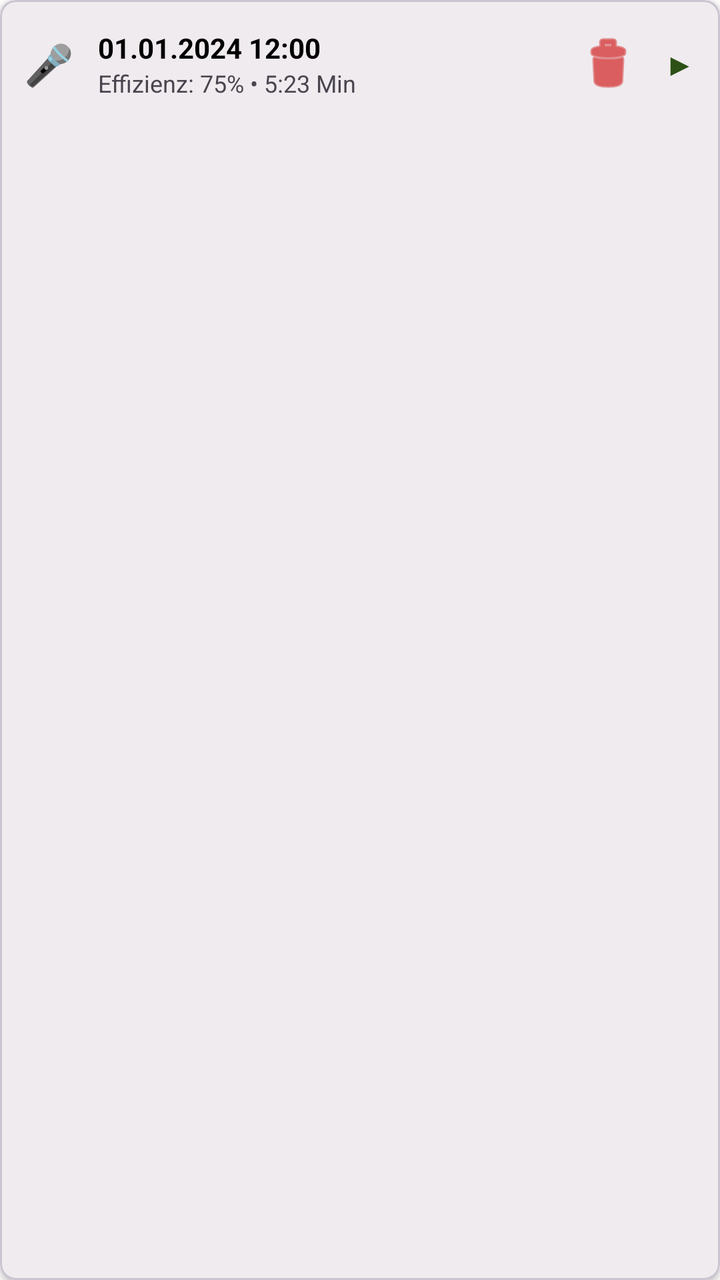
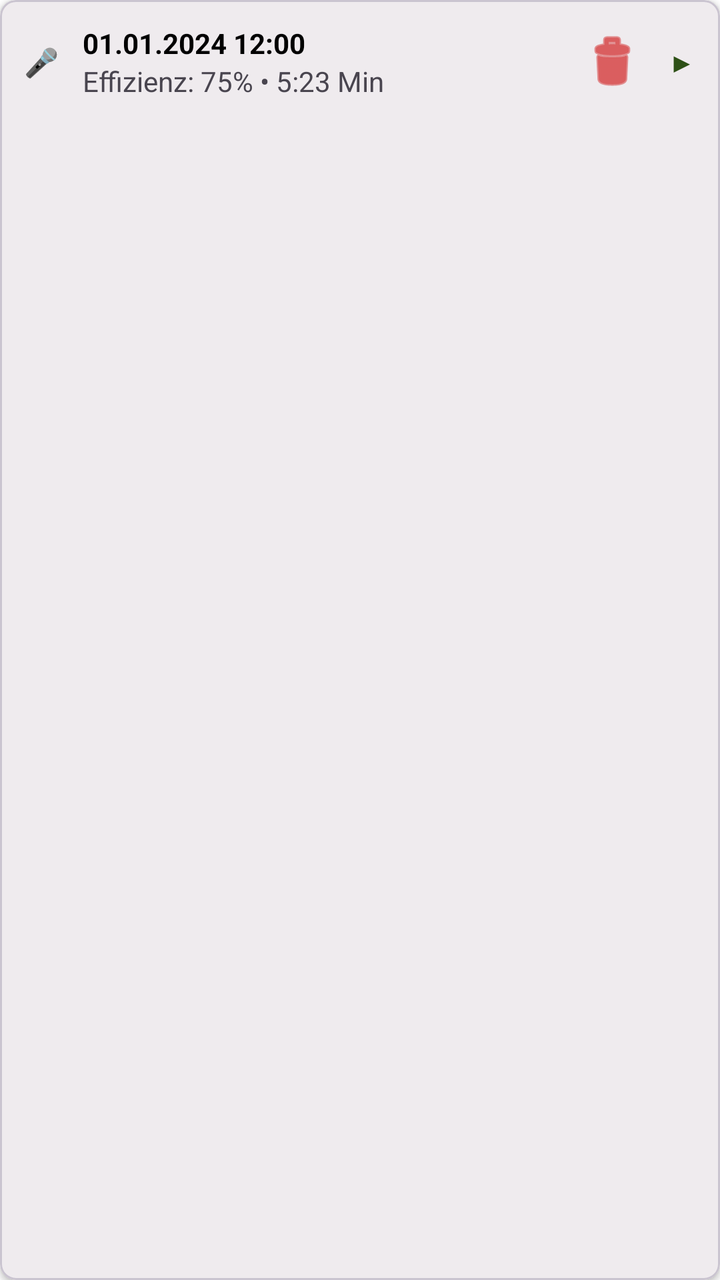

Screens rendered from an Android XML layout before and after an edit, with the pre-edit source and the edit as a unified diff.
<!-- AndroidManifest.xml: application theme Theme.HundeWildnis -->
<!-- res/layout/item_voice_session.xml -->
<?xml version="1.0" encoding="utf-8"?>
<com.google.android.material.card.MaterialCardView xmlns:android="http://schemas.android.com/apk/res/android"
    xmlns:app="http://schemas.android.com/apk/res-auto"
    android:layout_width="match_parent"
    android:layout_height="wrap_content"
    android:layout_margin="4dp"
    app:cardCornerRadius="8dp"
    app:cardElevation="2dp">

    <LinearLayout
        android:layout_width="match_parent"
        android:layout_height="wrap_content"
        android:orientation="horizontal"
        android:padding="12dp"
        android:gravity="center_vertical"
        android:background="?attr/selectableItemBackground">

        <TextView
            android:layout_width="wrap_content"
            android:layout_height="wrap_content"
            android:text="🎤"
            android:textSize="20sp"
            android:layout_marginEnd="12dp" />

        <LinearLayout
            android:id="@+id/sessionClickArea"
            android:layout_width="0dp"
            android:layout_height="wrap_content"
            android:layout_weight="1"
            android:orientation="vertical"
            android:clickable="true"
            android:focusable="true">

            <TextView
                android:id="@+id/tvSessionDate"
                android:layout_width="wrap_content"
                android:layout_height="wrap_content"
                android:text="01.01.2024 12:00"
                android:textSize="14sp"
                android:textStyle="bold"
                android:textColor="?android:attr/textColorPrimary" />

            <TextView
                android:id="@+id/tvSessionSummary"
                android:layout_width="wrap_content"
                android:layout_height="wrap_content"
                android:text="Effizienz: 75% • 5:23 Min"
                android:textSize="12sp"
                android:textColor="?android:attr/textColorSecondary" />

        </LinearLayout>

        <ImageButton
            android:id="@+id/btnDeleteSession"
            android:layout_width="40dp"
            android:layout_height="40dp"
            android:background="?attr/selectableItemBackgroundBorderless"
            android:src="@android:drawable/ic_menu_delete"
            app:tint="@android:color/holo_red_dark"
            android:contentDescription="Löschen" />

        <TextView
            android:layout_width="wrap_content"
            android:layout_height="wrap_content"
            android:text="▶"
            android:textSize="16sp"
            android:textColor="@color/green_primary"
            android:layout_marginStart="8dp" />

    </LinearLayout>

</com.google.android.material.card.MaterialCardView>
<!-- resources referenced by this layout -->
<resources>
  <style name="Base.Theme.HundeWildnis" parent="Theme.Material3.Light.NoActionBar">
          <item name="colorPrimary">#2d5016</item>
          <item name="colorPrimaryVariant">#1a3009</item>
          <item name="colorOnPrimary">#FFFFFF</item>
          <item name="colorSecondary">#6b8e4e</item>
          <item name="colorSecondaryVariant">#4a6135</item>
          <item name="colorOnSecondary">#000000</item>
          <item name="android:statusBarColor">?attr/colorPrimaryVariant</item>
  
          <item name="android:navigationBarColor">@android:color/transparent</item>
          <item name="android:windowLightStatusBar">true</item>
          <item name="android:windowLightNavigationBar">true</item>
          <item name="android:enforceNavigationBarContrast" tools:targetApi="q">false</item>
          <item name="android:enforceStatusBarContrast" tools:targetApi="q">false</item>
  
          
          <item name="colorAccent">#2d5016</item>
          <item name="android:textColorPrimary">#000000</item>
  
          
          <item name="materialAlertDialogTheme">@style/AlertDialogTheme</item>
  
          
          <item name="actionMenuTextColor">#FFFFFF</item>
  
          
          <item name="android:windowBackground">#FFFFFF</item>
          <item name="android:colorBackground">#FFFFFF</item>
      </style>
  <style name="AlertDialogTheme" parent="ThemeOverlay.Material3.MaterialAlertDialog">
          
          <item name="colorSurface">#FFFFFF</item>
  
          
          <item name="colorOnSurface">#000000</item>
          <item name="android:textColorPrimary">#000000</item>
  
          
          <item name="buttonBarPositiveButtonStyle">@style/DialogButtonStyle.Light</item>
          <item name="buttonBarNegativeButtonStyle">@style/DialogButtonStyle.Light</item>
          <item name="buttonBarNeutralButtonStyle">@style/DialogButtonStyle.Light</item>
      </style>
  <style name="DialogButtonStyle.Light" parent="Widget.Material3.Button.TextButton.Dialog">
          
          <item name="android:textColor">#2d5016</item>
  
          
          <item name="backgroundTint">@android:color/transparent</item>
  
          
          <item name="rippleColor">#332d5016</item>
      </style>
  <!-- unchanged entries left out for length: 2 -->
</resources>

<!-- the commit's change to res/layout/item_voice_session.xml (unified diff, before → after) -->
@@ -19,7 +19,7 @@
             android:layout_width="wrap_content"
             android:layout_height="wrap_content"
             android:text="🎤"
-            android:textSize="20sp"
+            android:textSize="@dimen/text_body_medium"
             android:layout_marginEnd="12dp" />
 
         <LinearLayout
@@ -36,7 +36,7 @@
                 android:layout_width="wrap_content"
                 android:layout_height="wrap_content"
                 android:text="01.01.2024 12:00"
-                android:textSize="14sp"
+                android:textSize="@dimen/text_body_medium"
                 android:textStyle="bold"
                 android:textColor="?android:attr/textColorPrimary" />
 
@@ -45,7 +45,7 @@
                 android:layout_width="wrap_content"
                 android:layout_height="wrap_content"
                 android:text="Effizienz: 75% • 5:23 Min"
-                android:textSize="12sp"
+                android:textSize="@dimen/text_body_medium"
                 android:textColor="?android:attr/textColorSecondary" />
 
         </LinearLayout>
@@ -53,7 +53,7 @@
         <ImageButton
             android:id="@+id/btnDeleteSession"
             android:layout_width="40dp"
-            android:layout_height="40dp"
+            android:layout_height="wrap_content"
             android:background="?attr/selectableItemBackgroundBorderless"
             android:src="@android:drawable/ic_menu_delete"
             app:tint="@android:color/holo_red_dark"
@@ -63,7 +63,7 @@
             android:layout_width="wrap_content"
             android:layout_height="wrap_content"
             android:text="▶"
-            android:textSize="16sp"
+            android:textSize="@dimen/text_body_medium"
             android:textColor="@color/green_primary"
             android:layout_marginStart="8dp" />
 
<!-- resource entries referenced after the edit -->
@@ -1,17 +1,21 @@
 <!-- resources referenced by this layout -->
 <resources>
+  <dimen name="text_body_medium">14sp</dimen>
   <style name="Base.Theme.HundeWildnis" parent="Theme.Material3.Light.NoActionBar">
+          
+          <item name="materialButtonStyle">@style/Widget.App.Button</item>
+  
           <item name="colorPrimary">#2d5016</item>
           <item name="colorPrimaryVariant">#1a3009</item>
           <item name="colorOnPrimary">#FFFFFF</item>
           <item name="colorSecondary">#6b8e4e</item>
           <item name="colorSecondaryVariant">#4a6135</item>
           <item name="colorOnSecondary">#000000</item>
-          <item name="android:statusBarColor">?attr/colorPrimaryVariant</item>
-  
+          <item name="android:statusBarColor">@android:color/transparent</item>
           <item name="android:navigationBarColor">@android:color/transparent</item>
+          <item name="android:windowDrawsSystemBarBackgrounds">true</item>
           <item name="android:windowLightStatusBar">true</item>
-          <item name="android:windowLightNavigationBar">true</item>
+          <item name="android:windowLightNavigationBar" tools:targetApi="27">true</item>
           <item name="android:enforceNavigationBarContrast" tools:targetApi="q">false</item>
           <item name="android:enforceStatusBarContrast" tools:targetApi="q">false</item>
   
@@ -21,13 +25,26 @@
   
           
           <item name="materialAlertDialogTheme">@style/AlertDialogTheme</item>
+          <item name="alertDialogTheme">@style/AlertDialogTheme</item>
   
           
           <item name="actionMenuTextColor">#FFFFFF</item>
+          <item name="actionOverflowButtonStyle">@style/Widget.App.Overflow</item>
   
           
           <item name="android:windowBackground">#FFFFFF</item>
           <item name="android:colorBackground">#FFFFFF</item>
+      </style>
+  <style name="Widget.App.Button" parent="Widget.Material3.Button">
+          <item name="autoSizeTextType">uniform</item>
+          <item name="autoSizeMinTextSize">12sp</item>
+          <item name="autoSizeMaxTextSize">@dimen/text_button_large</item>
+          <item name="autoSizeStepGranularity">1sp</item>
+          <item name="android:maxLines">2</item>
+          <item name="android:ellipsize">end</item>
+          <item name="android:paddingStart">16dp</item>
+          <item name="android:paddingEnd">16dp</item>
+          <item name="android:minHeight">60dp</item>
       </style>
   <style name="AlertDialogTheme" parent="ThemeOverlay.Material3.MaterialAlertDialog">
           
@@ -41,10 +58,39 @@
           <item name="buttonBarPositiveButtonStyle">@style/DialogButtonStyle.Light</item>
           <item name="buttonBarNegativeButtonStyle">@style/DialogButtonStyle.Light</item>
           <item name="buttonBarNeutralButtonStyle">@style/DialogButtonStyle.Light</item>
+  
+          
+          <item name="buttonBarStyle">@style/Widget.App.ButtonBar</item>
+  
+          
+          <item name="android:buttonStyle">@style/DialogButtonStyle.Light</item>
       </style>
+  <style name="Widget.App.Overflow" parent="Widget.AppCompat.ActionButton.Overflow">
+          <item name="android:src">@drawable/ic_menu_hamburger</item>
+      </style>
+  <dimen name="text_button_large">20sp</dimen>
   <style name="DialogButtonStyle.Light" parent="Widget.Material3.Button.TextButton.Dialog">
           
           <item name="android:textColor">#2d5016</item>
+  
+          
+          <item name="android:textSize">13sp</item>
+          <item name="android:textAllCaps">false</item>
+          <item name="android:maxLines">2</item>
+          <item name="android:singleLine">false</item>
+          <item name="android:ellipsize">none</item>
+          <item name="autoSizeTextType">uniform</item>
+          <item name="autoSizeMinTextSize">10sp</item>
+          <item name="autoSizeMaxTextSize">16sp</item>
+  
+          
+          <item name="android:paddingStart">2dp</item>
+          <item name="android:paddingEnd">2dp</item>
+          <item name="android:minWidth">0dp</item>
+          <item name="android:insetLeft">0dp</item>
+          <item name="android:insetRight">0dp</item>
+          <item name="android:insetTop">0dp</item>
+          <item name="android:insetBottom">0dp</item>
   
           
           <item name="backgroundTint">@android:color/transparent</item>
@@ -52,6 +98,19 @@
           
           <item name="rippleColor">#332d5016</item>
       </style>
+  <style name="Widget.App.ButtonBar" parent="Widget.AppCompat.ButtonBar.AlertDialog">
+          <item name="android:padding">0dp</item>
+      </style>
+  <!-- drawable ic_menu_hamburger (drawable) -->
+  <vector xmlns:android="http://schemas.android.com/apk/res/android"
+      android:width="24dp"
+      android:height="24dp"
+      android:viewportWidth="24"
+      android:viewportHeight="24">
+      <path
+          android:fillColor="#FFFFFF"
+          android:pathData="M3,18h18v-2H3V18z M3,13h18v-2H3V13z M3,6v2h18V6H3z" />
+  </vector>
   <!-- unchanged entries left out for length: 2 -->
 </resources>
 
